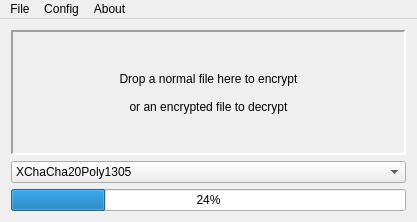
This is qtgui/mainwindow.ui in Antidote1911/cryptyrust as Qt 5 draws it before an edit. The edited form follows.
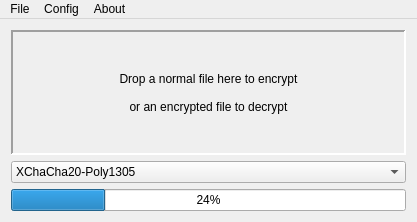
This is the edited form. Custom widgets are drawn as their Qt base class.

```diff
--- a/qtgui/mainwindow.ui
+++ b/qtgui/mainwindow.ui
@@ -68,7 +68,7 @@
      <widget class="QComboBox" name="comboAlgo">
       <item>
        <property name="text">
-        <string>XChaCha20Poly1305</string>
+        <string>XChaCha20-Poly1305</string>
        </property>
       </item>
       <item>
```
Left out of the diff: 9 changed lines with no effect on the pictures.
